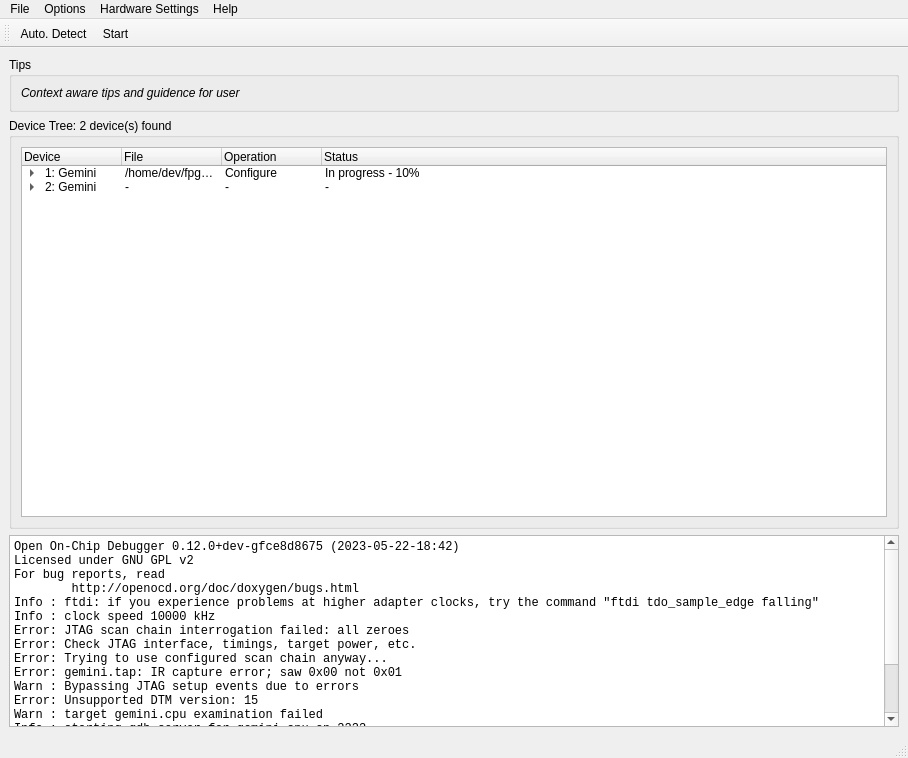
Before: the Qt Designer form src/ProgrammerGui/ProgrammerMain.ui in os-fpga/FOEDAG, drawn with Qt 5.
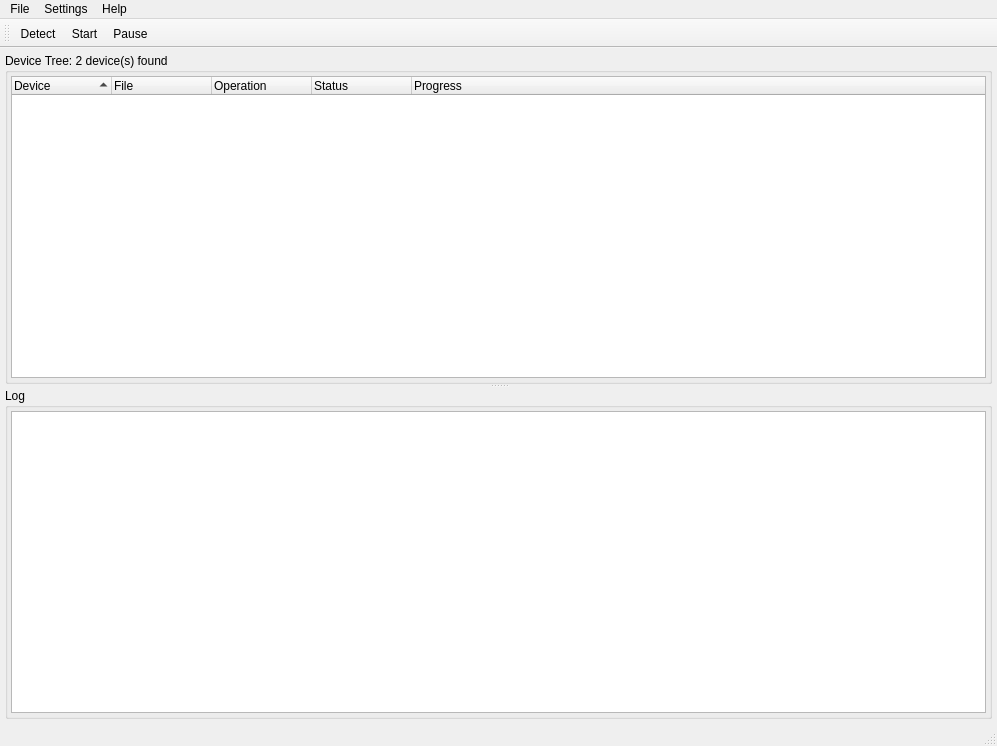
After: the same form once the commit is applied. Icons and pictures are not drawn.

Commit message:
[RG-430] programmer device tree (#1270)
* Initial device tree table

* Add status column

* Improve start backend thread

* Add Options menu

* Add programming flag, code improve

* Add cfg file support

* Fixed build

* Incremented patch version

---------

```diff
--- a/src/ProgrammerGui/ProgrammerMain.ui
+++ b/src/ProgrammerGui/ProgrammerMain.ui
@@ -6,8 +6,8 @@
    <rect>
     <x>0</x>
     <y>0</y>
-    <width>908</width>
-    <height>758</height>
+    <width>997</width>
+    <height>746</height>
    </rect>
   </property>
   <property name="windowTitle">
@@ -15,73 +15,52 @@
   </property>
   <widget class="QWidget" name="centralwidget">
    <layout class="QGridLayout" name="gridLayout">
-    <item row="0" column="0">
-     <widget class="QGroupBox" name="groupBox">
-      <property name="sizePolicy">
-       <sizepolicy hsizetype="Preferred" vsizetype="Maximum">
-        <horstretch>0</horstretch>
-        <verstretch>0</verstretch>
-       </sizepolicy>
-      </property>
-      <property name="title">
-       <string>Tips</string>
-      </property>
-      <layout class="QGridLayout" name="gridLayout_2">
-       <item row="0" column="0">
-        <widget class="QLabel" name="label">
-         <property name="font">
-          <font>
-           <italic>true</italic>
-          </font>
-         </property>
-         <property name="text">
-          <string>Context aware tips and guidence for user</string>
-         </property>
-        </widget>
-       </item>
-      </layout>
-     </widget>
-    </item>
-    <item row="3" column="0">
-     <widget class="QPlainTextEdit" name="plainTextEdit">
+    <property name="leftMargin">
+     <number>5</number>
+    </property>
+    <property name="topMargin">
+     <number>5</number>
+    </property>
+    <property name="rightMargin">
+     <number>5</number>
+    </property>
+    <property name="bottomMargin">
+     <number>5</number>
+    </property>
+    <property name="spacing">
+     <number>5</number>
+    </property>
+    <item row="0" column="0">
+     <widget class="QSplitter" name="splitter">
       <property name="sizePolicy">
-       <sizepolicy hsizetype="Preferred" vsizetype="Preferred">
+       <sizepolicy hsizetype="Expanding" vsizetype="Expanding">
         <horstretch>0</horstretch>
         <verstretch>0</verstretch>
        </sizepolicy>
       </property>
-      <property name="font">
-       <font>
-        <family>Courier New</family>
-       </font>
+      <property name="orientation">
+       <enum>Qt::Vertical</enum>
       </property>
-      <property name="plainText">
-       <string>Open On-Chip Debugger 0.12.0+dev-gfce8d8675 (2023-05-22-18:42)
-Licensed under GNU GPL v2
-For bug reports, read
-        http://openocd.org/doc/doxygen/bugs.html
-Info : ftdi: if you experience problems at higher adapter clocks, try the command &quot;ftdi tdo_sample_edge falling&quot;
-Info : clock speed 10000 kHz
-Error: JTAG scan chain interrogation failed: all zeroes
-Error: Check JTAG interface, timings, target power, etc.
-Error: Trying to use configured scan chain anyway...
-Error: gemini.tap: IR capture error; saw 0x00 not 0x01
-Warn : Bypassing JTAG setup events due to errors
-Error: Unsupported DTM version: 15
-Warn : target gemini.cpu examination failed
-Info : starting gdb server for gemini.cpu on 3333
-Info : Listening on port 3333 for gdb connections
-Info : Listening on port 6666 for tcl connections
-Info : Listening on port 4444 for telnet connections</string>
-      </property>
-     </widget>
-    </item>
-    <item row="1" column="0">
      <widget class="QGroupBox" name="groupBox_2">
       <property name="title">
        <string>Device Tree: 2 device(s) found</string>
       </property>
       <layout class="QGridLayout" name="gridLayout_3">
+        <property name="leftMargin">
+         <number>3</number>
+        </property>
+        <property name="topMargin">
+         <number>3</number>
+        </property>
+        <property name="rightMargin">
+         <number>3</number>
+        </property>
+        <property name="bottomMargin">
+         <number>3</number>
+        </property>
+        <property name="spacing">
+         <number>3</number>
+        </property>
        <item row="0" column="0">
         <widget class="QTreeWidget" name="treeWidget">
          <attribute name="headerHighlightSections">
@@ -110,81 +89,64 @@
            <string>Status</string>
           </property>
          </column>
-         <item>
+          <column>
           <property name="text">
-           <string>1: Gemini</string>
-          </property>
-          <property name="icon">
-           <iconset>
-            <normaloff>:/images/icons/chip.png</normaloff>:/images/icons/chip.png</iconset>
-          </property>
-          <property name="text">
-           <string>/home/dev/fpga.cfgbit</string>
-          </property>
-          <property name="text">
-           <string>Configure</string>
-          </property>
-          <property name="text">
-           <string>In progress - 10%</string>
-          </property>
-          <item>
-           <property name="text">
-            <string>Flash</string>
-           </property>
-           <property name="icon">
-            <iconset>
-             <normaloff>:/images/icons/ram.png</normaloff>:/images/icons/ram.png</iconset>
-           </property>
-           <property name="text">
-            <string>/home/dev/full.cfgbit</string>
-           </property>
-           <property name="text">
-            <string>Program, Verify</string>
-           </property>
-           <property name="text">
-            <string>Pending - 0%</string>
-           </property>
-          </item>
-         </item>
-         <item>
-          <property name="text">
-           <string>2: Gemini</string>
-          </property>
-          <property name="icon">
-           <iconset>
-            <normaloff>:/images/icons/chip.png</normaloff>:/images/icons/chip.png</iconset>
-          </property>
-          <property name="text">
-           <string>-</string>
-          </property>
-          <property name="text">
-           <string>-</string>
-          </property>
-          <property name="text">
-           <string>-</string>
-          </property>
-          <item>
-           <property name="text">
-            <string>Flash</string>
-           </property>
-           <property name="icon">
-            <iconset>
-             <normaloff>:/images/icons/ram.png</normaloff>:/images/icons/ram.png</iconset>
-           </property>
-           <property name="text">
-            <string>-</string>
-           </property>
-           <property name="text">
-            <string>-</string>
-           </property>
-           <property name="text">
-            <string>-</string>
-           </property>
-          </item>
-         </item>
+            <string>Progress</string>
+           </property>
+          </column>
+         </widget>
+        </item>
+       </layout>
+      </widget>
+      <widget class="QGroupBox" name="groupBox">
+       <property name="sizePolicy">
+        <sizepolicy hsizetype="Preferred" vsizetype="Maximum">
+         <horstretch>0</horstretch>
+         <verstretch>0</verstretch>
+        </sizepolicy>
+       </property>
+       <property name="title">
+        <string>Log</string>
+       </property>
+       <layout class="QGridLayout" name="gridLayout_2">
+        <property name="leftMargin">
+         <number>3</number>
+        </property>
+        <property name="topMargin">
+         <number>3</number>
+        </property>
+        <property name="rightMargin">
+         <number>3</number>
+        </property>
+        <property name="bottomMargin">
+         <number>3</number>
+        </property>
+        <property name="spacing">
+         <number>3</number>
+        </property>
+        <item row="0" column="0">
+         <widget class="QPlainTextEdit" name="plainTextEdit">
+          <property name="sizePolicy">
+           <sizepolicy hsizetype="Preferred" vsizetype="Preferred">
+            <horstretch>0</horstretch>
+            <verstretch>0</verstretch>
+           </sizepolicy>
+          </property>
+          <property name="font">
+           <font>
+            <family>Courier New</family>
+           </font>
+          </property>
+          <property name="readOnly">
+           <bool>true</bool>
+          </property>
+          <property name="plainText">
+           <string/>
+          </property>
         </widget>
        </item>
       </layout>
+      </widget>
      </widget>
     </item>
    </layout>
@@ -194,7 +156,7 @@
     <rect>
      <x>0</x>
      <y>0</y>
-     <width>908</width>
+     <width>997</width>
      <height>22</height>
     </rect>
    </property>
@@ -215,17 +177,15 @@
    </widget>
    <widget class="QMenu" name="menuOptions">
     <property name="title">
-     <string>Options</string>
+     <string>Settings</string>
     </property>
-   </widget>
-   <widget class="QMenu" name="menuHardware_Settins">
-    <property name="title">
-     <string>Hardware Settings</string>
-    </property>
+    <addaction name="actionHarware_settings"/>
+    <addaction name="actionDevice"/>
+    <addaction name="actionJTAG_Settings"/>
+    <addaction name="actionOptions"/>
    </widget>
    <addaction name="menuFile"/>
    <addaction name="menuOptions"/>
-   <addaction name="menuHardware_Settins"/>
    <addaction name="menuHelp"/>
   </widget>
   <widget class="QStatusBar" name="statusbar"/>
@@ -244,6 +204,7 @@
    </attribute>
    <addaction name="actionDetect"/>
    <addaction name="actionStart"/>
+   <addaction name="actionStop"/>
   </widget>
   <action name="actionDetect">
    <property name="icon">
@@ -251,7 +212,10 @@
      <normaloff>:/images/icons/refresh.png</normaloff>:/images/icons/refresh.png</iconset>
    </property>
    <property name="text">
-    <string>Auto. Detect</string>
+    <string>Detect</string>
+   </property>
+   <property name="iconText">
+    <string>Detect</string>
    </property>
    <property name="toolTip">
     <string>Auto. Detect Device(s)...</string>
@@ -338,6 +302,38 @@
     <string>User Guide</string>
    </property>
   </action>
+  <action name="actionStop">
+   <property name="icon">
+    <iconset resource="res.qrc">
+     <normaloff>:/images/pause.png</normaloff>:/images/pause.png</iconset>
+   </property>
+   <property name="text">
+    <string>Pause</string>
+   </property>
+   <property name="toolTip">
+    <string>Stop programming</string>
+   </property>
+  </action>
+  <action name="actionHarware_settings">
+   <property name="text">
+    <string>Hardware Settings</string>
+   </property>
+  </action>
+  <action name="actionDevice">
+   <property name="text">
+    <string>Device</string>
+   </property>
+  </action>
+  <action name="actionJTAG_Settings">
+   <property name="text">
+    <string>JTAG Settings</string>
+   </property>
+  </action>
+  <action name="actionOptions">
+   <property name="text">
+    <string>Options</string>
+   </property>
+  </action>
  </widget>
  <resources/>
  <connections/>
```
Left out of the diff: 14 changed lines with no effect on the pictures. Lines whose indentation alone changed are shown as unchanged. The commit also changes 19 other files.
